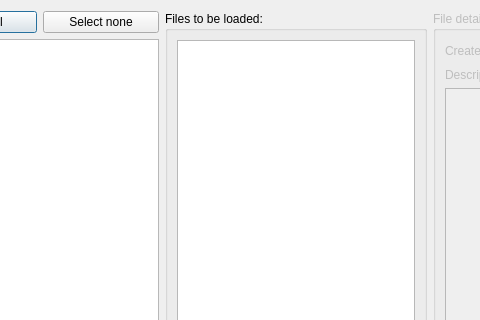
kstemp/TESviewer, file ui/FileDialog.ui: the form before one commit; both pictures show x 91 to 571 and y 0 to 320 of the 798 by 512 pixel window.
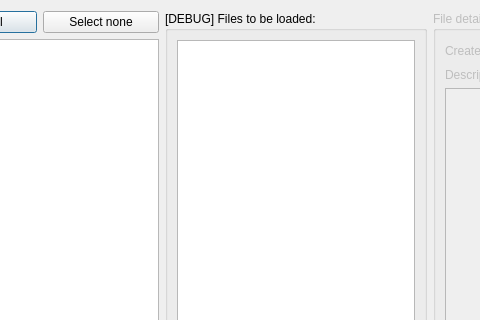
The form after the commit.

```diff
--- a/ui/FileDialog.ui
+++ b/ui/FileDialog.ui
@@ -72,7 +72,7 @@
      <item>
       <widget class="QGroupBox" name="groupBox_2">
        <property name="title">
-        <string>Files to be loaded:</string>
+        <string>[DEBUG] Files to be loaded:</string>
        </property>
        <layout class="QVBoxLayout" name="verticalLayout_8">
         <item>
```
